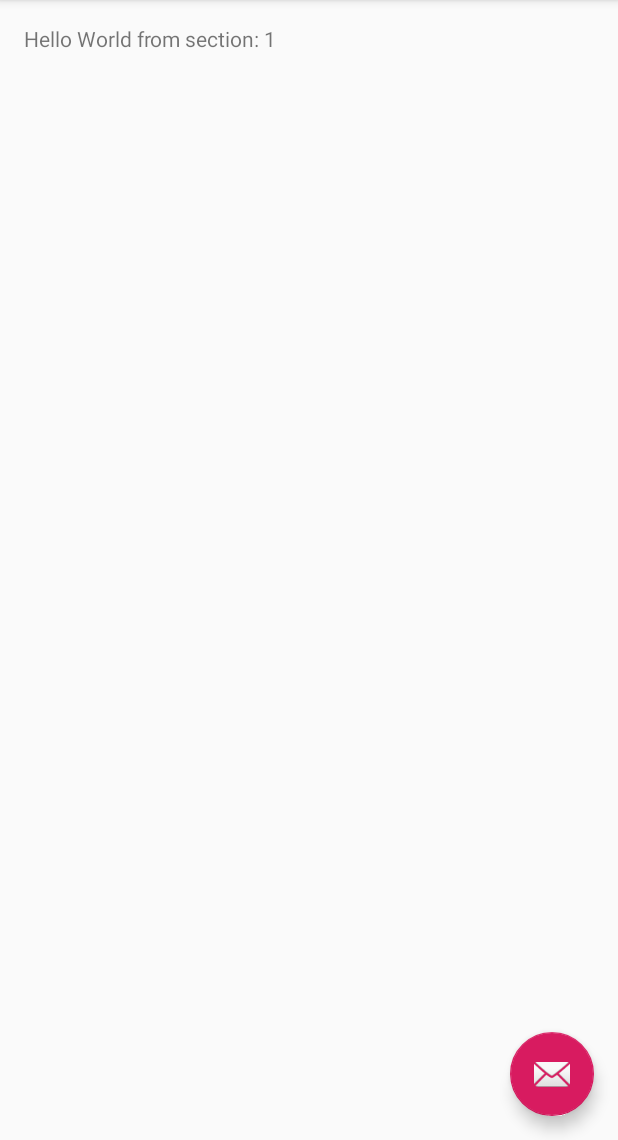
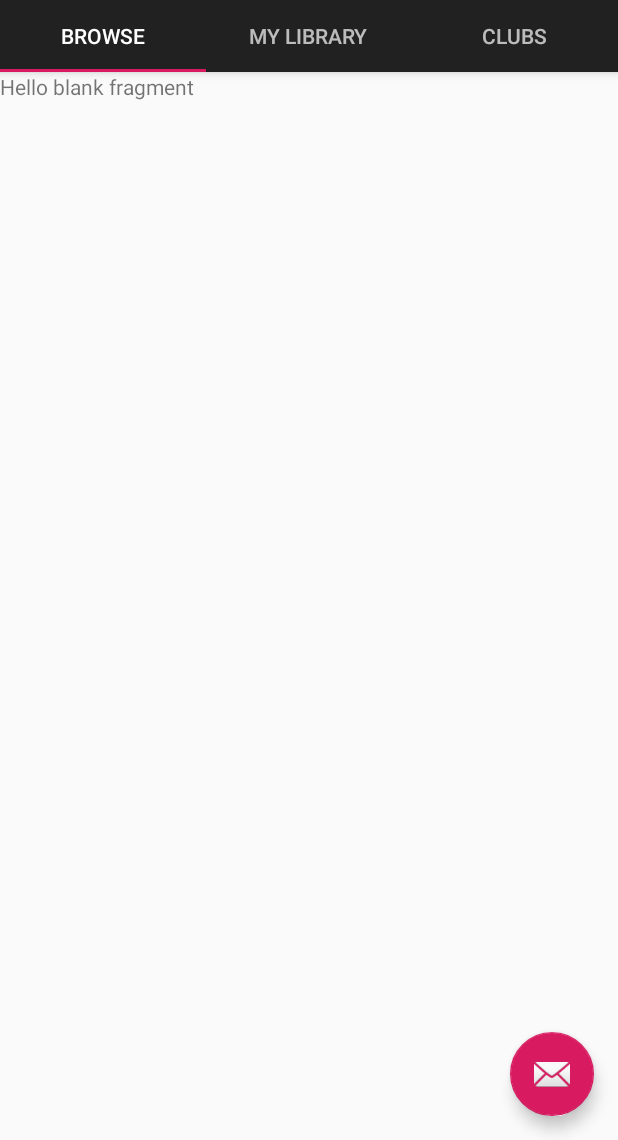
Before and after one commit to cmput301w19t12/BookBuddies, an Android app: the screen it shows after launch (MainActivity), on a phone screen of 412 x 824 dp, the part 96-1236 px from its top. Run offline under Robolectric (Android 15) with nearby library versions, the phone set to English and light mode, and no system bars.

Commit message:
Main Activity has tabs

```diff
--- a/app/build.gradle
+++ b/app/build.gradle
@@ -26,6 +26,7 @@ dependencies {
     implementation 'com.android.support.constraint:constraint-layout:1.1.3'
     implementation 'com.google.firebase:firebase-database:16.1.0'
     implementation 'com.google.firebase:firebase-core:16.0.7'
+    implementation 'com.android.support:support-v4:28.0.0'
     testImplementation 'junit:junit:4.12'
     androidTestImplementation 'com.android.support.test:runner:1.0.2'
     androidTestImplementation 'com.android.support.test.espresso:espresso-core:3.0.2'
--- /dev/null
+++ b/app/src/main/java/com/example/android/bookbuddies/BrowseFragment.java
@@ -0,0 +1,108 @@
+package com.example.android.bookbuddies;
+
+import android.content.Context;
+import android.net.Uri;
+import android.os.Bundle;
+import android.support.v4.app.Fragment;
+import android.view.LayoutInflater;
+import android.view.View;
+import android.view.ViewGroup;
+
+
+/**
+ * A simple {@link Fragment} subclass.
+ * Activities that contain this fragment must implement the
+ * {@link BrowseFragment.OnFragmentInteractionListener} interface
+ * to handle interaction events.
+ * Use the {@link BrowseFragment#newInstance} factory method to
+ * create an instance of this fragment.
+ */
+public class BrowseFragment extends Fragment {
+    // TODO: Rename parameter arguments, choose names that match
+    // the fragment initialization parameters, e.g. ARG_ITEM_NUMBER
+    private static final String ARG_PARAM1 = "param1";
+    private static final String ARG_PARAM2 = "param2";
+
+    // TODO: Rename and change types of parameters
+    private String mParam1;
+    private String mParam2;
+
+    private OnFragmentInteractionListener mListener;
+
+    public BrowseFragment() {
+        // Required empty public constructor
+    }
+
+    /**
+     * Use this factory method to create a new instance of
+     * this fragment using the provided parameters.
+     *
+     * @param param1 Parameter 1.
+     * @param param2 Parameter 2.
+     * @return A new instance of fragment BrowseFragment.
+     */
+    // TODO: Rename and change types and number of parameters
+    public static BrowseFragment newInstance(String param1, String param2) {
+        BrowseFragment fragment = new BrowseFragment();
+        Bundle args = new Bundle();
+        args.putString(ARG_PARAM1, param1);
+        args.putString(ARG_PARAM2, param2);
+        fragment.setArguments(args);
+        return fragment;
+    }
+
+    @Override
+    public void onCreate(Bundle savedInstanceState) {
+        super.onCreate(savedInstanceState);
+        if (getArguments() != null) {
+            mParam1 = getArguments().getString(ARG_PARAM1);
+            mParam2 = getArguments().getString(ARG_PARAM2);
+        }
+    }
+
+    @Override
+    public View onCreateView(LayoutInflater inflater, ViewGroup container,
+                             Bundle savedInstanceState) {
+        // Inflate the layout for this fragment
+        return inflater.inflate(R.layout.fragment_browse, container, false);
+    }
+
+    // TODO: Rename method, update argument and hook method into UI event
+    public void onButtonPressed(Uri uri) {
+        if (mListener != null) {
+            mListener.onFragmentInteraction(uri);
+        }
+    }
+
+    @Override
+    public void onAttach(Context context) {
+        super.onAttach(context);
+        if (context instanceof OnFragmentInteractionListener) {
+            mListener = (OnFragmentInteractionListener) context;
+        } else {
+            throw new RuntimeException(context.toString()
+                    + " must implement OnFragmentInteractionListener");
+        }
+    }
+
+    @Override
+    public void onDetach() {
+        super.onDetach();
+        mListener = null;
+    }
+
+    /**
+     * This interface must be implemented by activities that contain this
+     * fragment to allow an interaction in this fragment to be communicated
+     * to the activity and potentially other fragments contained in that
+     * activity.
+     * <p>
+     * See the Android Training lesson <a href=
+     * "http://developer.android.com/training/basics/fragments/communicating.html"
+     * >Communicating with Other Fragments</a> for more information.
+     */
+    public interface OnFragmentInteractionListener {
+        // TODO: Update argument type and name
+        void onFragmentInteraction(Uri uri);
+    }
+}
--- a/app/src/main/java/com/example/android/bookbuddies/MainActivity.java
+++ b/app/src/main/java/com/example/android/bookbuddies/MainActivity.java
@@ -1,7 +1,9 @@
 package com.example.android.bookbuddies;
 
+import android.net.Uri;
 import android.support.design.widget.FloatingActionButton;
 import android.support.design.widget.Snackbar;
+import android.support.design.widget.TabLayout;
 import android.support.v7.app.AppCompatActivity;
 import android.support.v7.widget.Toolbar;
 
@@ -16,9 +18,19 @@ import android.view.MenuItem;
 import android.view.View;
 import android.view.ViewGroup;
 
+import android.widget.TableLayout;
 import android.widget.TextView;
 
-public class MainActivity extends AppCompatActivity {
+public class MainActivity extends AppCompatActivity implements ClubFragment.OnFragmentInteractionListener,
+                                                                BrowseFragment.OnFragmentInteractionListener,
+                                                                MyLibraryFragment.OnFragmentInteractionListener {
+
+
+    @Override
+    public void onFragmentInteraction(Uri uri) {
+    }
+
+
 
     /**
      * The {@link android.support.v4.view.PagerAdapter} that will provide
@@ -28,7 +40,7 @@ public class MainActivity extends AppCompatActivity {
      * may be best to switch to a
      * {@link android.support.v4.app.FragmentStatePagerAdapter}.
      */
-    private SectionsPagerAdapter mSectionsPagerAdapter;
+    private SectionsPageAdapter mSectionsPagerAdapter;
 
     /**
      * The {@link ViewPager} that will host the section contents.
@@ -44,11 +56,11 @@ public class MainActivity extends AppCompatActivity {
         setSupportActionBar(toolbar);
         // Create the adapter that will return a fragment for each of the three
         // primary sections of the activity.
-        mSectionsPagerAdapter = new SectionsPagerAdapter(getSupportFragmentManager());
+        mSectionsPagerAdapter = new SectionsPageAdapter(getSupportFragmentManager());
 
         // Set up the ViewPager with the sections adapter.
         mViewPager = (ViewPager) findViewById(R.id.container);
-        mViewPager.setAdapter(mSectionsPagerAdapter);
+        setUpViewPager(mViewPager);
 
         FloatingActionButton fab = (FloatingActionButton) findViewById(R.id.fab);
         fab.setOnClickListener(new View.OnClickListener() {
@@ -59,8 +71,18 @@ public class MainActivity extends AppCompatActivity {
             }
         });
 
+        //add tabs to the view
+        TabLayout tabLayout = (TabLayout) findViewById(R.id.tabs);
+        tabLayout.setupWithViewPager(mViewPager);
     }
 
+    private void setUpViewPager(ViewPager v) {
+        SectionsPageAdapter adapter = new SectionsPageAdapter(getSupportFragmentManager());
+        adapter.addFragment(new BrowseFragment(), "Browse");
+        adapter.addFragment(new MyLibraryFragment(), "My Library");
+        adapter.addFragment(new ClubFragment(), "Clubs");
+        v.setAdapter(adapter);
+    }
 
     @Override
     public boolean onCreateOptionsMenu(Menu menu) {
@@ -119,27 +141,4 @@ public class MainActivity extends AppCompatActivity {
         }
     }
 
-    /**
-     * A {@link FragmentPagerAdapter} that returns a fragment corresponding to
-     * one of the sections/tabs/pages.
-     */
-    public class SectionsPagerAdapter extends FragmentPagerAdapter {
-
-        public SectionsPagerAdapter(FragmentManager fm) {
-            super(fm);
-        }
-
-        @Override
-        public Fragment getItem(int position) {
-            // getItem is called to instantiate the fragment for the given page.
-            // Return a PlaceholderFragment (defined as a static inner class below).
-            return PlaceholderFragment.newInstance(position + 1);
-        }
-
-        @Override
-        public int getCount() {
-            // Show 3 total pages.
-            return 3;
-        }
-    }
 }
--- /dev/null
+++ b/app/src/main/java/com/example/android/bookbuddies/MyLibraryFragment.java
@@ -0,0 +1,108 @@
+package com.example.android.bookbuddies;
+
+import android.content.Context;
+import android.net.Uri;
+import android.os.Bundle;
+import android.support.v4.app.Fragment;
+import android.view.LayoutInflater;
+import android.view.View;
+import android.view.ViewGroup;
+
+
+/**
+ * A simple {@link Fragment} subclass.
+ * Activities that contain this fragment must implement the
+ * {@link MyLibraryFragment.OnFragmentInteractionListener} interface
+ * to handle interaction events.
+ * Use the {@link MyLibraryFragment#newInstance} factory method to
+ * create an instance of this fragment.
+ */
+public class MyLibraryFragment extends Fragment {
+    // TODO: Rename parameter arguments, choose names that match
+    // the fragment initialization parameters, e.g. ARG_ITEM_NUMBER
+    private static final String ARG_PARAM1 = "param1";
+    private static final String ARG_PARAM2 = "param2";
+
+    // TODO: Rename and change types of parameters
+    private String mParam1;
+    private String mParam2;
+
+    private OnFragmentInteractionListener mListener;
+
+    public MyLibraryFragment() {
+        // Required empty public constructor
+    }
+
+    /**
+     * Use this factory method to create a new instance of
+     * this fragment using the provided parameters.
+     *
+     * @param param1 Parameter 1.
+     * @param param2 Parameter 2.
+     * @return A new instance of fragment MyLibraryFragment.
+     */
+    // TODO: Rename and change types and number of parameters
+    public static MyLibraryFragment newInstance(String param1, String param2) {
+        MyLibraryFragment fragment = new MyLibraryFragment();
+        Bundle args = new Bundle();
+        args.putString(ARG_PARAM1, param1);
+        args.putString(ARG_PARAM2, param2);
+        fragment.setArguments(args);
+        return fragment;
+    }
+
+    @Override
+    public void onCreate(Bundle savedInstanceState) {
+        super.onCreate(savedInstanceState);
+        if (getArguments() != null) {
+            mParam1 = getArguments().getString(ARG_PARAM1);
+            mParam2 = getArguments().getString(ARG_PARAM2);
+        }
+    }
+
+    @Override
+    public View onCreateView(LayoutInflater inflater, ViewGroup container,
+                             Bundle savedInstanceState) {
+        // Inflate the layout for this fragment
+        return inflater.inflate(R.layout.fragment_my_library, container, false);
+    }
+
+    // TODO: Rename method, update argument and hook method into UI event
+    public void onButtonPressed(Uri uri) {
+        if (mListener != null) {
+            mListener.onFragmentInteraction(uri);
+        }
+    }
+
+    @Override
+    public void onAttach(Context context) {
+        super.onAttach(context);
+        if (context instanceof OnFragmentInteractionListener) {
+            mListener = (OnFragmentInteractionListener) context;
+        } else {
+            throw new RuntimeException(context.toString()
+                    + " must implement OnFragmentInteractionListener");
+        }
+    }
+
+    @Override
+    public void onDetach() {
+        super.onDetach();
+        mListener = null;
+    }
+
+    /**
+     * This interface must be implemented by activities that contain this
+     * fragment to allow an interaction in this fragment to be communicated
+     * to the activity and potentially other fragments contained in that
+     * activity.
+     * <p>
+     * See the Android Training lesson <a href=
+     * "http://developer.android.com/training/basics/fragments/communicating.html"
+     * >Communicating with Other Fragments</a> for more information.
+     */
+    public interface OnFragmentInteractionListener {
+        // TODO: Update argument type and name
+        void onFragmentInteraction(Uri uri);
+    }
+}
--- /dev/null
+++ b/app/src/main/java/com/example/android/bookbuddies/SectionsPageAdapter.java
@@ -0,0 +1,37 @@
+package com.example.android.bookbuddies;
+
+import android.support.v4.app.Fragment;
+import android.support.v4.app.FragmentManager;
+import android.support.v4.app.FragmentPagerAdapter;
+import android.widget.ArrayAdapter;
+
+import java.util.ArrayList;
+
+public class SectionsPageAdapter extends FragmentPagerAdapter {
+    private final ArrayList<Fragment> mFragmentList = new ArrayList<Fragment>();
+    private final ArrayList<String> mFragmentTitles = new ArrayList<String>();
+
+    public SectionsPageAdapter(FragmentManager fm) {
+        super(fm);
+    }
+
+    public void addFragment(Fragment f, String title) {
+        mFragmentTitles.add(title);
+        mFragmentList.add(f);
+    }
+
+    @Override
+    public Fragment getItem(int i) {
+        return mFragmentList.get(i);
+    }
+
+    @Override
+    public int getCount() {
+        return mFragmentList.size();
+    }
+
+    @Override
+    public CharSequence getPageTitle(int pos) {
+        return mFragmentTitles.get(pos);
+    }
+}
--- a/app/src/main/res/layout/activity_main.xml
+++ b/app/src/main/res/layout/activity_main.xml
@@ -27,13 +27,36 @@
 
         </android.support.v7.widget.Toolbar>
 
+        <android.support.design.widget.TabLayout
+            android:id="@+id/tabs"
+            android:layout_width="match_parent"
+            android:layout_height="wrap_content">
+
+            <android.support.design.widget.TabItem
+                android:layout_width="wrap_content"
+                android:layout_height="wrap_content"
+                android:text="Monday" />
+
+            <android.support.design.widget.TabItem
+                android:layout_width="wrap_content"
+                android:layout_height="wrap_content"
+                android:text="Tuesday" />
+
+            <android.support.design.widget.TabItem
+                android:layout_width="wrap_content"
+                android:layout_height="wrap_content"
+                android:text="Wednesday" />
+        </android.support.design.widget.TabLayout>
+
     </android.support.design.widget.AppBarLayout>
 
     <android.support.v4.view.ViewPager
         android:id="@+id/container"
         android:layout_width="match_parent"
         android:layout_height="match_parent"
-        app:layout_behavior="@string/appbar_scrolling_view_behavior" />
+        app:layout_behavior="@string/appbar_scrolling_view_behavior" >
+
+    </android.support.v4.view.ViewPager>
 
     <android.support.design.widget.FloatingActionButton
         android:id="@+id/fab"
--- /dev/null
+++ b/app/src/main/res/layout/fragment_browse.xml
@@ -0,0 +1,14 @@
+<?xml version="1.0" encoding="utf-8"?>
+<FrameLayout xmlns:android="http://schemas.android.com/apk/res/android"
+    xmlns:tools="http://schemas.android.com/tools"
+    android:layout_width="match_parent"
+    android:layout_height="match_parent"
+    tools:context=".BrowseFragment">
+
+    <!-- TODO: Update blank fragment layout -->
+    <TextView
+        android:layout_width="match_parent"
+        android:layout_height="match_parent"
+        android:text="@string/hello_blank_fragment" />
+
+</FrameLayout>
--- a/app/src/main/res/values/strings.xml
+++ b/app/src/main/res/values/strings.xml
@@ -10,4 +10,7 @@
     <string name="passwordConfirmationHint">Confirm password</string>
     <string name="signInTitle">Sign in to your account</string>
     <string name="signInButton">Login</string>
+
+    <!-- TODO: Remove or change this placeholder text -->
+    <string name="hello_blank_fragment">Hello blank fragment</string>
 </resources>
```
Also changed, not shown: app/src/main/java/com/example/android/bookbuddies/ClubFragment.java (added, +108 -0 lines), app/src/main/res/layout/fragment_club.xml (added, +14 -0 lines), app/src/main/res/layout/fragment_my_library.xml (added, +14 -0 lines).
